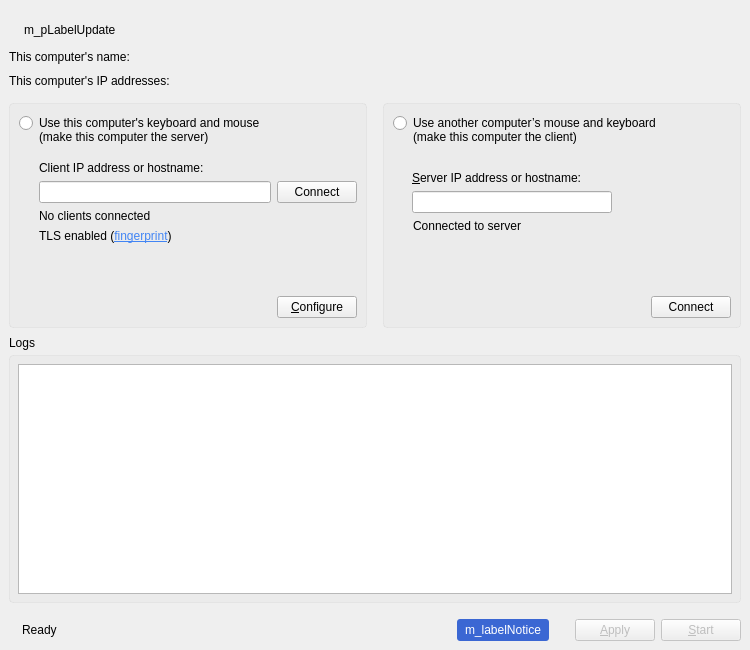
Qt form src/gui/src/MainWindowBase.ui (deskflow/deskflow) before a commit.
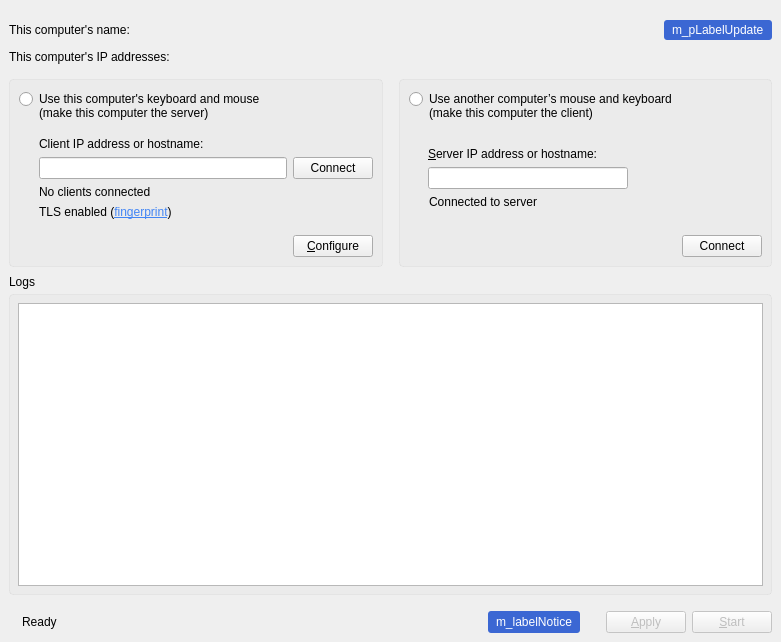
The same form after that commit. Icons and pictures are not drawn. Custom widgets are drawn as their Qt base class.

Commit message: Fixed link colors and made log view expand

```diff
--- a/src/gui/src/MainWindowBase.ui
+++ b/src/gui/src/MainWindowBase.ui
@@ -6,8 +6,8 @@
    <rect>
     <x>0</x>
     <y>0</y>
-    <width>750</width>
-    <height>650</height>
+    <width>781</width>
+    <height>642</height>
    </rect>
   </property>
   <property name="sizePolicy">
@@ -34,59 +34,7 @@
      <number>20</number>
     </property>
     <item>
-     <widget class="QWidget" name="m_pWidgetUpdate" native="true">
-      <layout class="QHBoxLayout" name="horizontalLayout_2">
-       <property name="spacing">
-        <number>6</number>
-       </property>
-       <property name="leftMargin">
-        <number>2</number>
-       </property>
-       <property name="topMargin">
-        <number>0</number>
-       </property>
-       <property name="rightMargin">
-        <number>0</number>
-       </property>
-       <property name="bottomMargin">
-        <number>10</number>
-       </property>
-       <item>
-        <widget class="QLabel" name="m_pIconUpdate">
-         <property name="text">
-          <string/>
-         </property>
-         <property name="pixmap">
-          <pixmap resource="../res/Synergy.qrc">:/res/icons/16x16/warning.png</pixmap>
-         </property>
-        </widget>
-       </item>
-       <item>
-        <widget class="QLabel" name="m_pLabelUpdate">
-         <property name="text">
-          <string notr="true">m_pLabelUpdate</string>
-         </property>
-         <property name="openExternalLinks">
-          <bool>true</bool>
-         </property>
-        </widget>
-       </item>
-       <item>
-        <spacer name="m_pSpacerUpdate">
-         <property name="orientation">
-          <enum>Qt::Orientation::Horizontal</enum>
-         </property>
-         <property name="sizeHint" stdset="0">
-          <size>
-           <width>469</width>
-           <height>20</height>
-          </size>
-         </property>
-        </spacer>
-       </item>
-      </layout>
-     </widget>
-    </item>
+     <layout class="QHBoxLayout" name="m_layout1">
     <item>
      <widget class="QLabel" name="m_pLabelComputerName">
       <property name="minimumSize">
@@ -113,6 +61,38 @@
      </widget>
     </item>
     <item>
+       <spacer name="m_pSpacerUpdate">
+        <property name="orientation">
+         <enum>Qt::Orientation::Horizontal</enum>
+        </property>
+        <property name="sizeHint" stdset="0">
+         <size>
+          <width>469</width>
+          <height>20</height>
+         </size>
+        </property>
+       </spacer>
+      </item>
+      <item>
+       <widget class="QLabel" name="m_pLabelUpdate">
+        <property name="styleSheet">
+         <string notr="true">padding: 3px 5px;
+border-radius: 3px;
+background-color: #3B67D3;
+color: #ffffff;
+top: 3px;</string>
+        </property>
+        <property name="text">
+         <string notr="true">m_pLabelUpdate</string>
+        </property>
+        <property name="openExternalLinks">
+         <bool>true</bool>
+        </property>
+       </widget>
+      </item>
+     </layout>
+    </item>
+    <item>
      <spacer name="verticalSpacer_5">
       <property name="orientation">
        <enum>Qt::Orientation::Vertical</enum>
@@ -138,7 +118,7 @@
     <item>
      <widget class="QWidget" name="m_pMainWidgets" native="true">
       <property name="sizePolicy">
-       <sizepolicy hsizetype="Expanding" vsizetype="Preferred">
+       <sizepolicy hsizetype="Expanding" vsizetype="Fixed">
         <horstretch>0</horstretch>
         <verstretch>0</verstretch>
        </sizepolicy>
@@ -146,7 +126,7 @@
       <property name="minimumSize">
        <size>
         <width>0</width>
-        <height>220</height>
+        <height>200</height>
        </size>
       </property>
       <property name="maximumSize">
```
Lines whose indentation alone changed are shown as unchanged. The commit also changes 4 other files.
